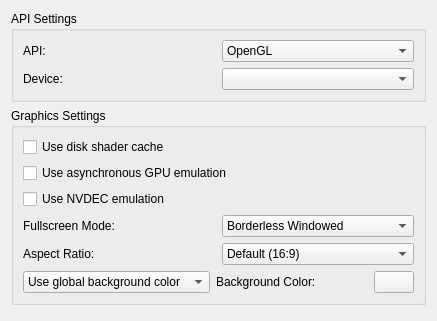
QuantumGhost/yuzu, file src/yuzu/configuration/configure_graphics.ui: the form before one commit.
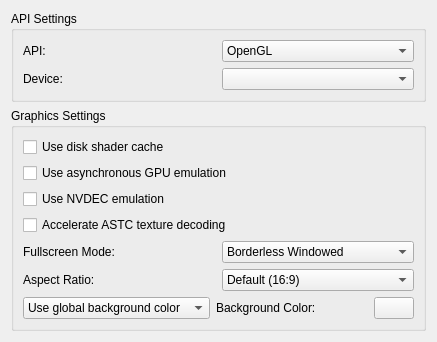
The form after the commit.

```diff
--- a/src/yuzu/configuration/configure_graphics.ui
+++ b/src/yuzu/configuration/configure_graphics.ui
@@ -104,6 +104,13 @@
           </property>
          </widget>
         </item>
+        <item>
+          <widget class="QCheckBox" name="accelerate_astc">
+            <property name="text">
+              <string>Accelerate ASTC texture decoding</string>
+            </property>
+          </widget>
+        </item>
         <item>
          <widget class="QWidget" name="fullscreen_mode_layout" native="true">
           <layout class="QHBoxLayout" name="horizontalLayout_1">
```
